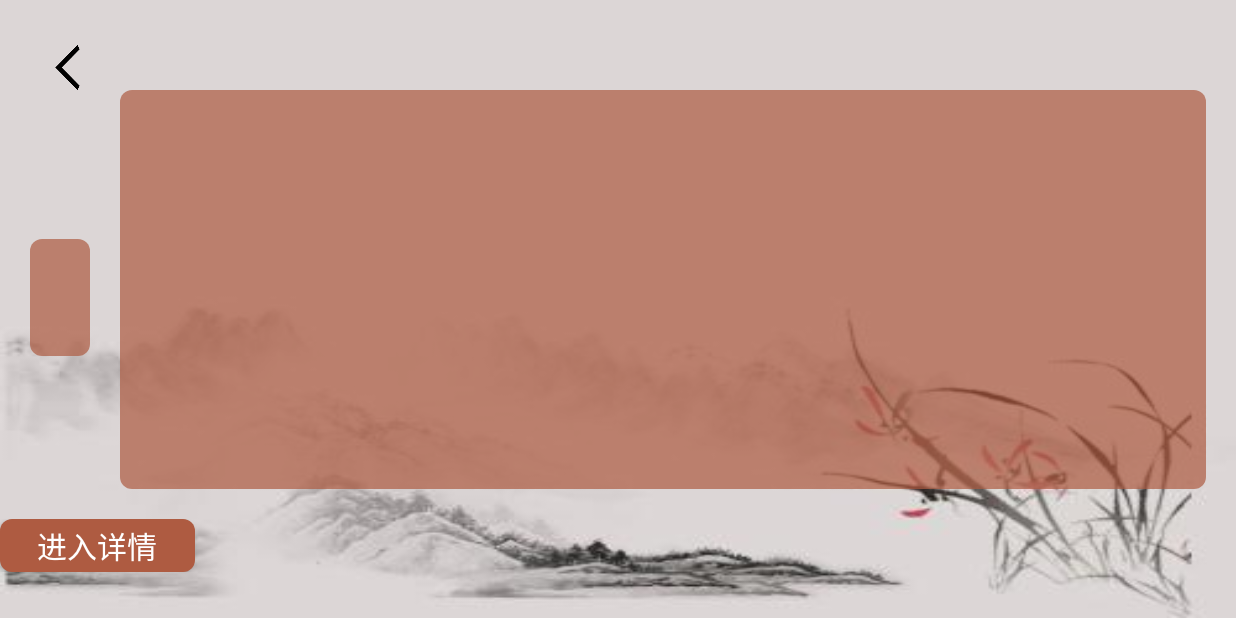
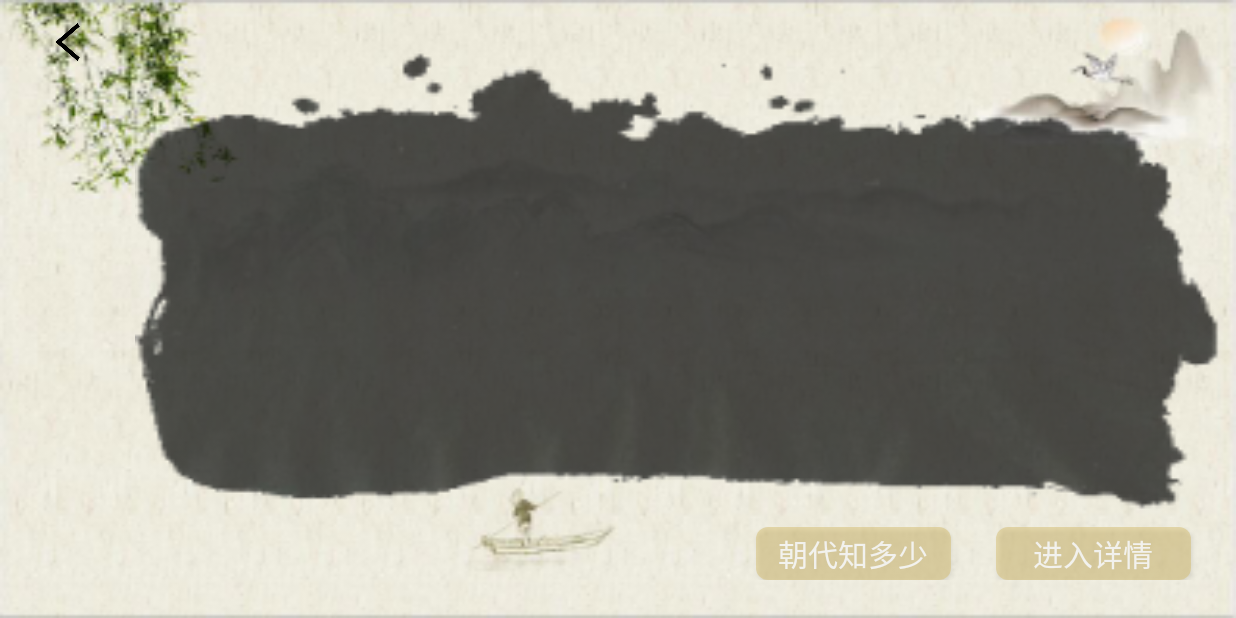
Before and after one commit to aopter/six_team_practice, an Android app: the DynastyIntroduceActivity screen opened directly, with no data from a screen before it, on a phone screen of 824 x 412 dp (held sideways). Run offline under Robolectric (Android 15) with nearby library versions, the light colour scheme and no system bars; our stand-ins replace ButterKnife; Roboto replaces fonts that are not available here.

Commit message:
简介布局

```diff
--- a/project/Android/TimeStoryPrj/app/src/main/java/net/onest/timestoryprj/activity/user/UserCenterActivity.java
+++ b/project/Android/TimeStoryPrj/app/src/main/java/net/onest/timestoryprj/activity/user/UserCenterActivity.java
@@ -126,6 +126,7 @@ public class UserCenterActivity extends AppCompatActivity {
 //      绑定初始化ButterKnife
         ButterKnife.bind(this);
 
+        tvLevel.setText(Constant.User.getUserStatus().getStatusName());
         gson = new Gson();
         Glide.with(this)
                 .load((R.mipmap.man))
--- /dev/null
+++ b/project/Android/TimeStoryPrj/app/src/main/res/drawable/cornert.xml
@@ -0,0 +1,7 @@
+<?xml version="1.0" encoding="utf-8"?>
+<shape xmlns:android="http://schemas.android.com/apk/res/android"
+    android:shape="rectangle">
+    <solid android:color="#bbd6bf73" />
+    <corners android:radius="8dp" />
+    <stroke android:color="#d6bf73"/>
+</shape>
--- a/project/Android/TimeStoryPrj/app/src/main/res/layout/activity_dynasty_introduce.xml
+++ b/project/Android/TimeStoryPrj/app/src/main/res/layout/activity_dynasty_introduce.xml
@@ -4,108 +4,121 @@
     xmlns:tools="http://schemas.android.com/tools"
     android:layout_width="match_parent"
     android:layout_height="match_parent"
-    android:background="@mipmap/intro2"
+    android:background="@mipmap/bg_in"
     android:orientation="vertical"
     tools:context=".activity.dynasty.DynastyIntroduceActivity">
 
-    <Button
-        android:id="@+id/btn_pre"
-        android:layout_width="30dp"
-        android:layout_height="30dp"
-        android:layout_marginTop="30dp"
-        android:layout_marginLeft="30dp"
-        android:background="@mipmap/back"/>
+
     <RelativeLayout
         android:id="@+id/rl_back"
-        android:layout_below="@+id/btn_pre"
-        android:paddingBottom="15dp"
         android:layout_width="match_parent"
         android:layout_height="match_parent"
-        android:gravity="center">
+        android:gravity="center"
+        android:paddingBottom="10dp">
 
         <LinearLayout
-            android:layout_alignParentLeft="true"
             android:id="@+id/ll_intro_word"
             android:layout_width="wrap_content"
             android:layout_height="match_parent"
-            android:layout_marginBottom="60dp">
+            android:layout_marginBottom="60dp"
+            android:orientation="vertical">
+
+            <Button
+                android:id="@+id/btn_pre"
+                android:layout_width="30dp"
+                android:layout_height="25dp"
+                android:layout_marginLeft="30dp"
+                android:layout_marginTop="15dp"
+                android:layout_marginBottom="35dp"
+                android:background="@mipmap/back" />
+
             <TextView
+                android:lineSpacingExtra="10dp"
                 android:id="@+id/tv_dynasty_name"
+                android:layout_width="50dp"
+                android:layout_height="180dp"
+                android:layout_gravity="center"
                 android:layout_margin="20dp"
-                android:layout_gravity="center"
+                android:alpha="0.7"
                 android:gravity="center"
-                android:layout_width="40dp"
-                android:layout_height="wrap_content"
-                android:textSize="35sp"
-                android:alpha="0.7"
+                android:padding="5dp"
+                android:paddingLeft="5dp"
                 android:paddingTop="15dp"
+                android:paddingRight="5dp"
                 android:paddingBottom="15dp"
-                android:paddingLeft="5dp"
-                android:paddingRight="5dp"
-                android:background="@drawable/corner"
-                android:textColor="@android:color/white"/>
+                android:textColor="#000"
+                android:textSize="35sp" />
         </LinearLayout>
 
-        <ScrollView
-            android:layout_marginRight="20dp"
-            android:id="@+id/sv_intro_word"
+
+        <LinearLayout
+            android:alpha="0.7"
+            android:padding="18dp"
+            android:background="@mipmap/bg_container"
             android:layout_toRightOf="@+id/ll_intro_word"
-            android:layout_above="@+id/rl_below"
             android:layout_width="match_parent"
             android:layout_height="match_parent"
-            android:layout_marginBottom="20dp"
-            android:background="@drawable/corner"
-            android:alpha="0.7">
-            <LinearLayout
+            android:layout_above="@+id/rl_below"
+>
+
+            <ScrollView
+                android:layout_marginTop="80dp"
+                android:id="@+id/sv_intro_word"
                 android:layout_width="match_parent"
-                android:layout_height="match_parent">
-                <TextView
-                    android:id="@+id/tv_dynasty_intro"
+                android:layout_height="match_parent"
+                android:layout_marginRight="20dp"
+                android:layout_marginBottom="25dp"
+                android:elevation="5dp"
+                >
+
+                <LinearLayout
                     android:layout_width="match_parent"
                     android:layout_height="match_parent"
-                    android:textSize="25sp"
-                    android:layout_gravity="center"
-                    android:textColor="@android:color/white"/>
-            </LinearLayout>
+                    android:paddingLeft="5dp">
 
-        </ScrollView>
+                    <TextView
+                        android:lineSpacingExtra="3dp"
+                        android:id="@+id/tv_dynasty_intro"
+                        android:layout_width="match_parent"
+                        android:layout_height="match_parent"
+                        android:layout_gravity="center"
+                        android:textColor="@android:color/white"
+                        android:textSize="20sp" />
+                </LinearLayout>
+
+            </ScrollView>
+        </LinearLayout>
+
         <RelativeLayout
             android:id="@+id/rl_below"
-            android:paddingBottom="15dp"
+            android:layout_width="match_parent"
+            android:layout_height="wrap_content"
             android:layout_alignParentBottom="true"
-            android:layout_width="match_parent"
-            android:layout_height="wrap_content">
+            android:paddingBottom="15dp">
 
             <Button
-                android:layout_toLeftOf="@+id/btn_details"
-                android:layout_marginRight="30dp"
                 android:id="@+id/btn_questions"
                 android:layout_width="130dp"
                 android:layout_height="35dp"
-                android:textSize="20sp"
+                android:alpha="0.7"
+                android:layout_marginRight="30dp"
+                android:layout_toLeftOf="@+id/btn_details"
+                android:background="@drawable/cornert"
                 android:text="朝代知多少"
-                android:background="@drawable/corner"
-                android:textColor="@android:color/white"/>
+                android:textColor="#fff"
+                android:textSize="20sp" />
+
             <Button
-                android:layout_marginRight="30dp"
-                android:layout_toLeftOf="@+id/btn_img"
+                android:alpha="0.7"
                 android:id="@+id/btn_details"
                 android:layout_width="130dp"
                 android:layout_height="35dp"
-                android:textSize="20sp"
+                android:layout_alignParentRight="true"
+                android:layout_marginRight="30dp"
+                android:background="@drawable/cornert"
                 android:text="进入详情"
-                android:background="@drawable/corner"
-                android:textColor="@android:color/white"/>
-<!--            <Button-->
-<!--                android:layout_alignParentRight="true"-->
-<!--                android:layout_marginRight="30dp"-->
-<!--                android:layout_width="130dp"-->
-<!--                android:layout_height="35dp"-->
-<!--                android:id="@+id/btn_img"-->
-<!--                android:textSize="20sp"-->
-<!--                android:text="进入全景图"-->
-<!--                android:background="@drawable/corner"-->
-<!--                android:textColor="@android:color/white"/>-->
+                android:textColor="#fff"
+                android:textSize="20sp" />
         </RelativeLayout>
     </RelativeLayout>
 </RelativeLayout>
--- a/project/Android/TimeStoryPrj/app/src/main/res/layout/activity_login.xml
+++ b/project/Android/TimeStoryPrj/app/src/main/res/layout/activity_login.xml
@@ -62,7 +62,6 @@ android:layout_width="match_parent"
     </LinearLayout>
 
     <LinearLayout
-
         android:layout_width="250dp"
         android:layout_height="wrap_content"
         android:layout_gravity="center"
@@ -70,7 +69,6 @@ android:layout_width="match_parent"
         <Button
             android:id="@+id/btn_register"
             style="@style/loginBtn"
-            android:layout_marginLeft="30dp"
             android:text="注册" />
         <Button
             android:id="@+id/btn_login"
--- a/project/Android/TimeStoryPrj/app/src/main/res/values/styles.xml
+++ b/project/Android/TimeStoryPrj/app/src/main/res/values/styles.xml
@@ -35,12 +35,12 @@
     </style>
 
     <style name="loginBtn">
-        <item name="android:layout_width">100dp</item>
+        <item name="android:layout_width">110dp</item>
         <item name="android:layout_height">40dp</item>
         <item name="android:layout_gravity">center</item>
         <item name="android:textSize">23sp</item>
-        <item name="android:textColor">@android:color/white</item>
-        <item name="android:background">@android:color/holo_orange_light</item>
+        <item name="android:textColor">@color/ourDynastyRed</item>
+        <item name="android:background">@mipmap/bg_login_kl</item>
     </style>
 
     <style name="settingBtn">
```
Also changed, not shown: project/Android/TimeStoryPrj/app/src/main/res/layout/activity_event_dialog.xml (+26 -22 lines), project/Android/TimeStoryPrj/app/src/main/res/mipmap-xxxhdpi/bg_container.png (added), project/Android/TimeStoryPrj/app/src/main/res/mipmap-xxxhdpi/bg_in.png (added), project/Android/TimeStoryPrj/app/src/main/res/mipmap-xxxhdpi/bg_introguce.png (added), project/Android/TimeStoryPrj/app/src/main/res/mipmap-xxxhdpi/bg_login_kl.png (added), project/Android/TimeStoryPrj/app/src/main/res/mipmap-xxxhdpi/conversation1.png, project/Android/TimeStoryPrj/app/src/main/res/mipmap-xxxhdpi/conversation2.png, project/Android/TimeStoryPrj/app/src/main/res/mipmap-xxxhdpi/pangbai.png (added), 2 other files.
